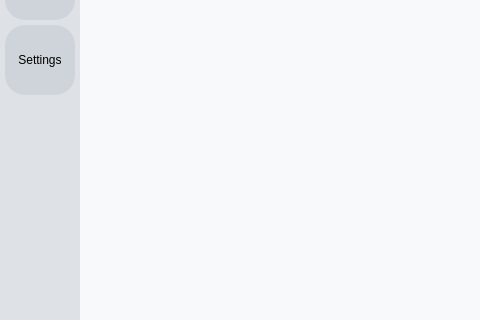
The window that copyclare/views/ui/main_window.ui (MotionInput/Team14-CopyClare) describes before a commit, drawn with Qt 5; both pictures show x 0 to 480 and y 280 to 600 of the 811 by 600 pixel window.
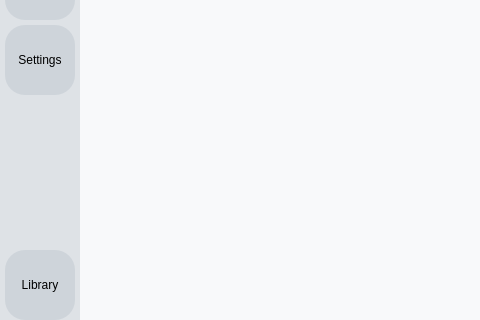
The same window after the commit.

Commit message: feat: rearranged buttons

Patch:
```diff
--- a/copyclare/views/ui/main_window.ui
+++ b/copyclare/views/ui/main_window.ui
@@ -166,6 +166,13 @@
          </property>
         </spacer>
        </item>
+       <item>
+        <widget class="QPushButton" name="library_button">
+         <property name="text">
+          <string>Library</string>
+         </property>
+        </widget>
+       </item>
       </layout>
      </widget>
     </item>
```
The commit also changes 3 other files.
